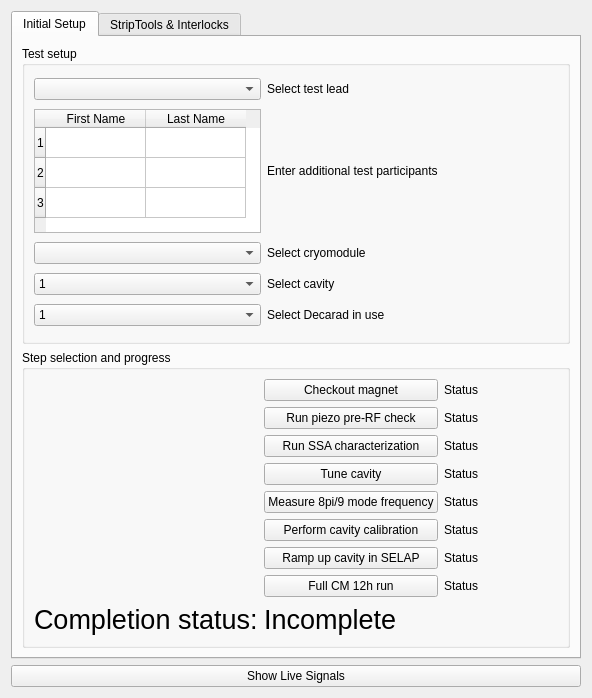
slaclab/rf_commissioning, file GuidedCommissioningScreens.ui: the form before one commit.
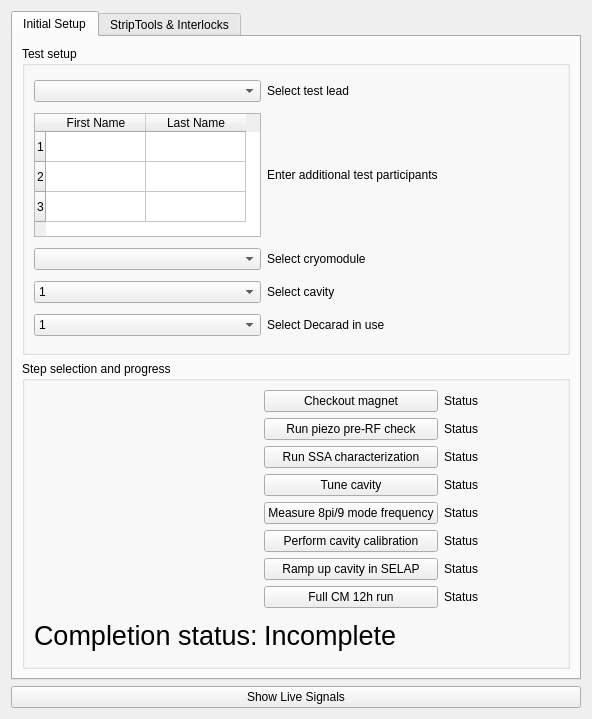
The form after the commit. Custom widgets are drawn as their Qt base class.

Commit message: started to conected buttons for RF controls, finished cavity characterization

```diff
--- a/GuidedCommissioningScreens.ui
+++ b/GuidedCommissioningScreens.ui
@@ -7,7 +7,7 @@
     <x>0</x>
     <y>0</y>
     <width>592</width>
-    <height>698</height>
+    <height>719</height>
    </rect>
   </property>
   <property name="windowTitle">
```
The commit also changes 5 other files.
